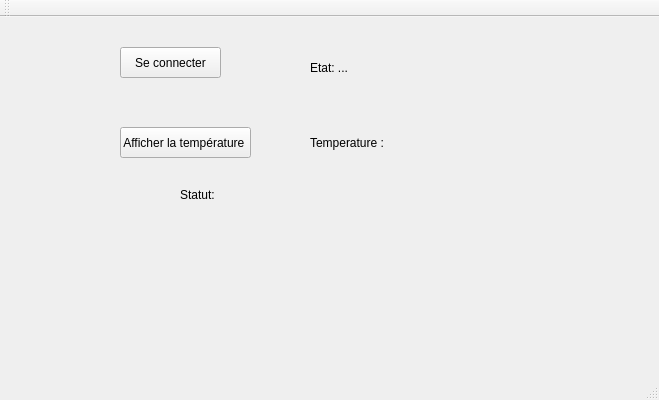
Qt form Code-Poseidon2/ProjetSerre.ui (JGODEFROY18/Projet_Final_BTS) before a commit.
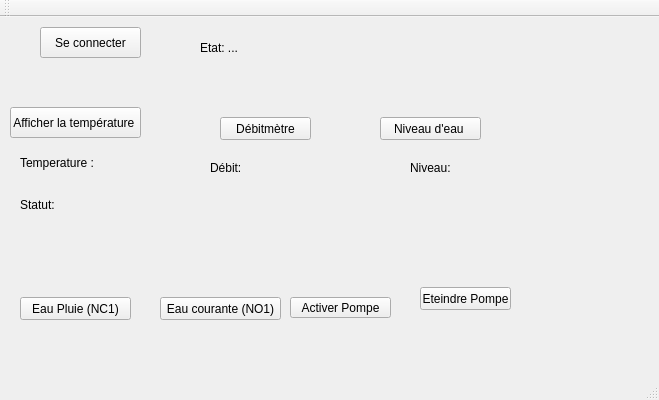
The same form after that commit.

Commit message: Niveau / Compteur / Actionneurs

Diff of the .ui file:
```diff
--- a/Code-Poseidon2/ProjetSerre.ui
+++ b/Code-Poseidon2/ProjetSerre.ui
@@ -17,8 +17,8 @@
    <widget class="QPushButton" name="BtnConnexion">
     <property name="geometry">
      <rect>
-      <x>120</x>
-      <y>30</y>
+      <x>40</x>
+      <y>10</y>
       <width>101</width>
       <height>31</height>
      </rect>
@@ -30,8 +30,8 @@
    <widget class="QPushButton" name="BtnTemperature">
     <property name="geometry">
      <rect>
-      <x>120</x>
-      <y>110</y>
+      <x>10</x>
+      <y>90</y>
       <width>131</width>
       <height>31</height>
      </rect>
@@ -43,8 +43,8 @@
    <widget class="QLabel" name="labelConnexion">
     <property name="geometry">
      <rect>
-      <x>310</x>
-      <y>40</y>
+      <x>200</x>
+      <y>20</y>
       <width>131</width>
       <height>21</height>
      </rect>
@@ -56,8 +56,8 @@
    <widget class="QLabel" name="labelTemperature">
     <property name="geometry">
      <rect>
-      <x>310</x>
-      <y>110</y>
+      <x>20</x>
+      <y>130</y>
       <width>151</width>
       <height>31</height>
      </rect>
@@ -69,8 +69,8 @@
    <widget class="QLabel" name="labelStatus">
     <property name="geometry">
      <rect>
-      <x>180</x>
-      <y>170</y>
+      <x>20</x>
+      <y>180</y>
       <width>161</width>
       <height>16</height>
      </rect>
@@ -79,6 +79,110 @@
      <string>Statut: </string>
     </property>
    </widget>
+   <widget class="QPushButton" name="BtnEPluie">
+    <property name="geometry">
+     <rect>
+      <x>20</x>
+      <y>280</y>
+      <width>111</width>
+      <height>23</height>
+     </rect>
+    </property>
+    <property name="text">
+     <string>Eau Pluie (NC1)</string>
+    </property>
+   </widget>
+   <widget class="QPushButton" name="BtnECourante">
+    <property name="geometry">
+     <rect>
+      <x>160</x>
+      <y>280</y>
+      <width>121</width>
+      <height>23</height>
+     </rect>
+    </property>
+    <property name="text">
+     <string>Eau courante (NO1)</string>
+    </property>
+   </widget>
+   <widget class="QPushButton" name="BtnPompeOn">
+    <property name="geometry">
+     <rect>
+      <x>290</x>
+      <y>280</y>
+      <width>101</width>
+      <height>21</height>
+     </rect>
+    </property>
+    <property name="text">
+     <string>Activer Pompe</string>
+    </property>
+   </widget>
+   <widget class="QPushButton" name="BtnPompeOff">
+    <property name="geometry">
+     <rect>
+      <x>420</x>
+      <y>270</y>
+      <width>91</width>
+      <height>23</height>
+     </rect>
+    </property>
+    <property name="text">
+     <string>Eteindre Pompe</string>
+    </property>
+   </widget>
+   <widget class="QPushButton" name="BtnDebit">
+    <property name="geometry">
+     <rect>
+      <x>220</x>
+      <y>100</y>
+      <width>91</width>
+      <height>23</height>
+     </rect>
+    </property>
+    <property name="text">
+     <string>Débitmètre</string>
+    </property>
+   </widget>
+   <widget class="QPushButton" name="BtnNiveau">
+    <property name="geometry">
+     <rect>
+      <x>380</x>
+      <y>100</y>
+      <width>101</width>
+      <height>23</height>
+     </rect>
+    </property>
+    <property name="text">
+     <string>Niveau d'eau </string>
+    </property>
+   </widget>
+   <widget class="QLabel" name="labelNiveau">
+    <property name="geometry">
+     <rect>
+      <x>410</x>
+      <y>140</y>
+      <width>121</width>
+      <height>21</height>
+     </rect>
+    </property>
+    <property name="text">
+     <string>Niveau: </string>
+    </property>
+   </widget>
+   <widget class="QLabel" name="labelDebit">
+    <property name="geometry">
+     <rect>
+      <x>210</x>
+      <y>140</y>
+      <width>131</width>
+      <height>21</height>
+     </rect>
+    </property>
+    <property name="text">
+     <string>Débit: </string>
+    </property>
+   </widget>
   </widget>
   <widget class="QMenuBar" name="menuBar">
    <property name="geometry">
```
Left out of the diff: 102 changed lines with no effect on the pictures. The commit also changes 8 other files.
